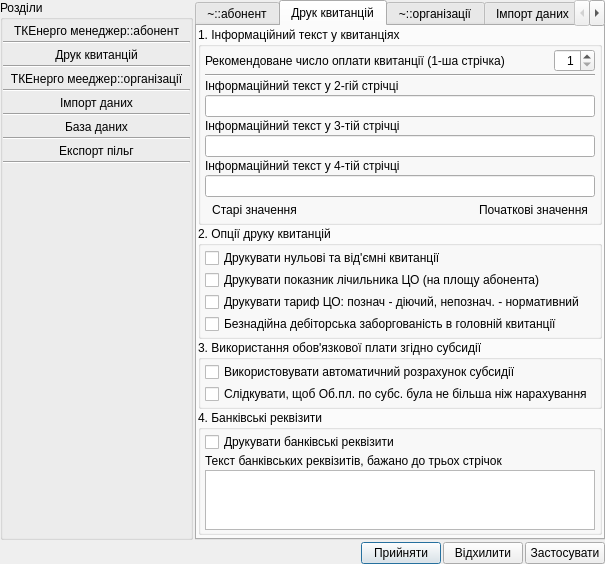
First picture: the form in tkeAbonent/tke_dialog_options.ui, repository utech/tke, before the edit.
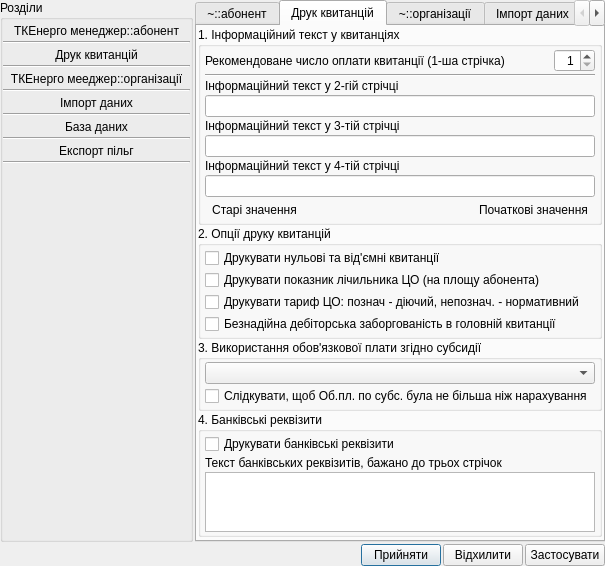
Second picture: the form after the edit. Icons and pictures are not drawn.

Commit message: Додано до опцій друку квитанцій можливість друкувати до суму до оплати з обов'язкової плати по субсидії

What changed in the file:
```diff
--- a/tkeAbonent/tke_dialog_options.ui
+++ b/tkeAbonent/tke_dialog_options.ui
@@ -991,11 +991,7 @@
              <number>2</number>
             </property>
             <item>
-             <widget class="QCheckBox" name="checkBox_useAutomaticSubsCulc">
-              <property name="text">
-               <string>Використовувати автоматичний розрахунок субсидії</string>
-              </property>
-             </widget>
+             <widget class="QComboBox" name="comboBox_obovPlataSubs"/>
             </item>
             <item>
              <widget class="QCheckBox" name="checkBox_checkObovyazkPlataPoSubsAndNarah">
```
Left out of the diff: 84 changed lines with no effect on the pictures. The commit also changes 5 other files.
